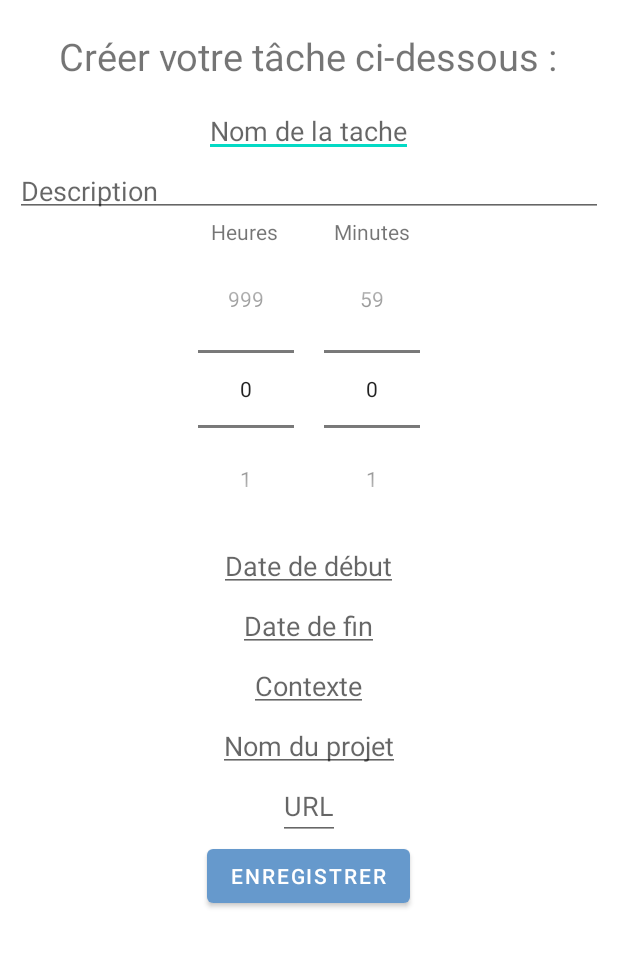
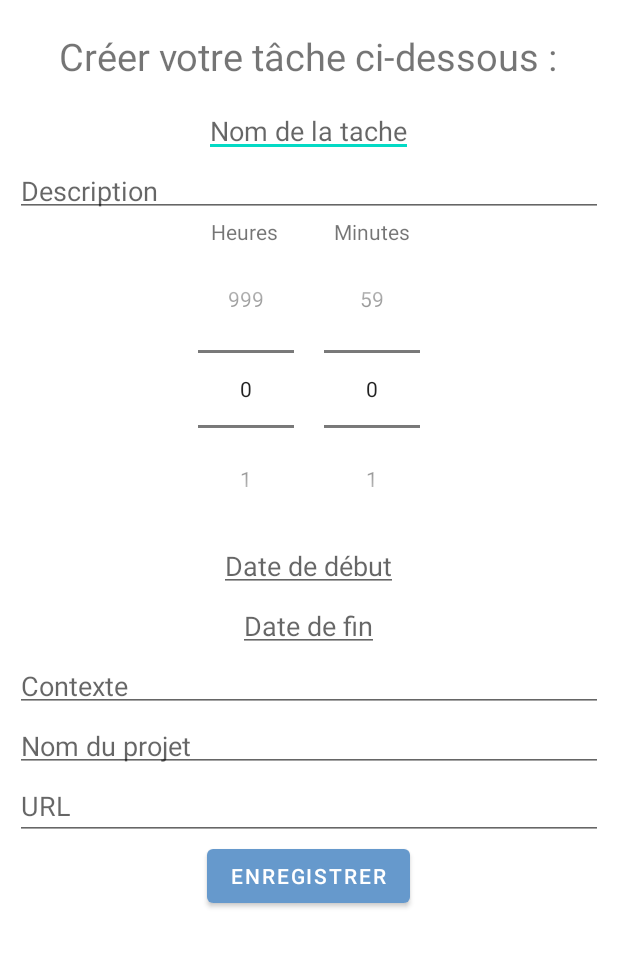
Before and after one commit to Kierian-50/task-manager, an Android app: the taskCreateActivity screen opened directly, with no data from a screen before it, on a phone screen of 412 x 824 dp, the part 195-1163 px from its top. Run offline under Robolectric (Android 15) with nearby library versions, the phone set to English and light mode, and no system bars; 2 statements that could not run were skipped.

Commit message:
change layout and input type

```diff
--- a/app/src/main/java/com/example/gestiondeprojet/activities/Connexion.java
+++ b/app/src/main/java/com/example/gestiondeprojet/activities/Connexion.java
@@ -31,6 +31,8 @@ import static com.example.gestiondeprojet.Constants.currentUsername;
 import static java.util.Locale.FRANCE;
 import static java.util.Locale.GERMANY;
 import static java.util.Locale.UK;
+
+// TODO affichage des liens possible + bug mode sombre + cahier des charges
 
 /**
  * This class allows to make all the logic behind the connection' activity
--- a/app/src/main/java/com/example/gestiondeprojet/adapter/TaskAdapter.java
+++ b/app/src/main/java/com/example/gestiondeprojet/adapter/TaskAdapter.java
@@ -155,7 +155,9 @@ public class TaskAdapter extends BaseAdapter implements Filterable {
      */
     private String oneLineDescription(String completeDesc){
         int nbChar = completeDesc.length();
-        if(nbChar < NB_MAX_LETTER_IN_DESC){
+        if(completeDesc.contains("\n") && completeDesc.substring(0, completeDesc.indexOf("\n")).length() < NB_MAX_LETTER_IN_DESC){
+            return completeDesc.substring(0, completeDesc.indexOf("\n"))+"...";
+        }else if(nbChar < NB_MAX_LETTER_IN_DESC){
             return completeDesc;
         }else{
             return completeDesc.substring(0, NB_MAX_LETTER_IN_DESC -4)+"...";
--- a/app/src/main/res/layout/activity_create_task.xml
+++ b/app/src/main/res/layout/activity_create_task.xml
@@ -4,16 +4,16 @@
     xmlns:tools="http://schemas.android.com/tools"
     android:layout_width="match_parent"
     android:layout_height="match_parent"
+    app:layout_constraintBottom_toBottomOf="parent"
+    app:layout_constraintEnd_toEndOf="parent"
     app:layout_constraintStart_toStartOf="parent"
-    app:layout_constraintEnd_toEndOf="parent"
-    app:layout_constraintTop_toTopOf="parent"
-    app:layout_constraintBottom_toBottomOf="parent">
+    app:layout_constraintTop_toTopOf="parent">
 
     <LinearLayout
         android:layout_width="match_parent"
         android:layout_height="wrap_content"
+        android:gravity="center"
         android:orientation="vertical"
-        android:gravity="center"
         android:padding="10dp"
         tools:context=".activities.taskCreateActivity">
 
@@ -27,67 +27,72 @@
                 android:id="@+id/create_back_button"
                 android:layout_width="50sp"
                 android:layout_height="50sp"
-                android:background="@drawable/back_button"
                 android:layout_alignParentStart="true"
-                android:layout_marginTop="45sp"/>
+                android:layout_marginTop="45sp"
+                android:background="@drawable/back_button" />
 
             <ImageView
                 android:id="@+id/logo_project_management_corp"
                 android:layout_width="100dp"
                 android:layout_height="100dp"
+                android:layout_centerInParent="true"
+                android:layout_marginTop="20dp"
                 android:layout_marginBottom="20dp"
-                android:layout_marginTop="20dp"
-                android:layout_centerInParent="true"
-                android:src="@drawable/logo_project_management"
-                android:contentDescription="@string/desc_logo" />
+                android:contentDescription="@string/desc_logo"
+                android:src="@drawable/logo_project_management" />
 
             <ImageButton
                 android:layout_width="0sp"
                 android:layout_height="0sp"
                 android:layout_alignParentEnd="true"
-                android:visibility="invisible"
-                android:clickable="false"/>
+                android:clickable="false"
+                android:visibility="invisible" />
 
         </RelativeLayout>
 
         <TextView
             android:layout_width="wrap_content"
             android:layout_height="wrap_content"
-            android:textSize="25sp"
+            android:paddingBottom="10dp"
             android:text="@string/create_task_text"
-            android:paddingBottom="10dp"/>
+            android:textSize="25sp" />
 
         <EditText
             android:id="@+id/task_name"
             android:layout_width="wrap_content"
             android:layout_height="wrap_content"
-            android:inputType="textVisiblePassword"
             android:hint="@string/name_task"
-            android:paddingBottom="5dp"/>
+            android:inputType="text"
+            android:maxLines="1"
+            android:lines="1"
+            android:singleLine="true"
+            android:paddingBottom="5dp" />
 
         <EditText
             android:id="@+id/task_desc"
             android:layout_width="match_parent"
             android:layout_height="wrap_content"
             android:hint="@string/description"
-            android:paddingBottom="5dp"/>
+            android:inputType="textMultiLine|text"
+            android:paddingBottom="5dp" />
 
         <LinearLayout
             android:layout_width="wrap_content"
             android:layout_height="wrap_content"
             android:orientation="horizontal"
             android:paddingBottom="5dp">
-            <TextView
-                android:layout_width="wrap_content"
-                android:layout_height="wrap_content"
-                android:text="@string/hours"
-                android:layout_marginHorizontal="20dp"/>
 
             <TextView
                 android:layout_width="wrap_content"
                 android:layout_height="wrap_content"
-                android:text="@string/minutes"
-                android:layout_marginHorizontal="17.5dp"/>
+                android:layout_marginHorizontal="20dp"
+                android:text="@string/hours" />
+
+            <TextView
+                android:layout_width="wrap_content"
+                android:layout_height="wrap_content"
+                android:layout_marginHorizontal="17.5dp"
+                android:text="@string/minutes" />
         </LinearLayout>
 
         <LinearLayout
@@ -95,16 +100,18 @@
             android:layout_height="wrap_content"
             android:orientation="horizontal"
             android:paddingBottom="5dp">
+
             <NumberPicker
                 android:id="@+id/task_duration_hour"
                 android:layout_width="wrap_content"
                 android:layout_height="wrap_content"
-                android:layout_marginEnd="10dp"/>
+                android:layout_marginEnd="10dp" />
+
             <NumberPicker
                 android:id="@+id/task_duration_minutes"
                 android:layout_width="wrap_content"
                 android:layout_height="wrap_content"
-                android:layout_marginStart="10dp"/>
+                android:layout_marginStart="10dp" />
         </LinearLayout>
 
 
@@ -114,7 +121,7 @@
             android:layout_height="wrap_content"
             android:focusableInTouchMode="false"
             android:hint="@string/begin_date"
-            android:paddingBottom="5dp"/>
+            android:paddingBottom="5dp" />
 
         <EditText
             android:id="@+id/task_end_date"
@@ -122,37 +129,46 @@
             android:layout_height="wrap_content"
             android:focusableInTouchMode="false"
             android:hint="@string/end_date"
-            android:paddingBottom="5dp"/>
+            android:paddingBottom="5dp" />
 
         <EditText
             android:id="@+id/task_context"
-            android:layout_width="wrap_content"
+            android:layout_width="match_parent"
             android:layout_height="wrap_content"
-            android:inputType="textVisiblePassword"
             android:hint="@string/context"
-            android:paddingBottom="5dp"/>
+            android:inputType="text"
+            android:paddingBottom="5dp"
+            android:maxLines="1"
+            android:lines="1"
+            android:singleLine="true"/>
 
         <AutoCompleteTextView
             android:id="@+id/task_project"
-            android:layout_width="wrap_content"
+            android:layout_width="match_parent"
             android:layout_height="wrap_content"
-            android:inputType="textVisiblePassword"
+            android:completionThreshold="1"
             android:hint="@string/project_name"
-            android:completionThreshold="1"
-            android:paddingBottom="5dp"/>
+            android:inputType="text"
+            android:paddingBottom="5dp"
+            android:maxLines="1"
+            android:lines="1"
+            android:singleLine="true"/>
 
 
         <EditText
             android:id="@+id/create_task_url"
-            android:layout_width="wrap_content"
+            android:layout_width="match_parent"
             android:layout_height="wrap_content"
-            android:hint="URL"/>
+            android:maxLines="1"
+            android:lines="1"
+            android:singleLine="true"
+            android:hint="@string/url" />
 
         <Button
             android:id="@+id/create_task_button"
             android:layout_width="wrap_content"
             android:layout_height="wrap_content"
-            android:text="@string/save"/>
+            android:text="@string/save" />
 
     </LinearLayout>
 
--- a/app/src/main/res/values/strings.xml
+++ b/app/src/main/res/values/strings.xml
@@ -72,5 +72,6 @@
     <string name="error_url_entered_text">Vous pouvez laisser le champs vide ou bien le remplir avec un lien conforme</string>
 
     <string name="empty_link">Il n\'y pas de lien !</string>
+    <string name="url">URL</string>
 
 </resources>
```
Also changed, not shown: app/src/main/res/layout/activity_update_task.xml (+22 -9 lines), 3 other files.
